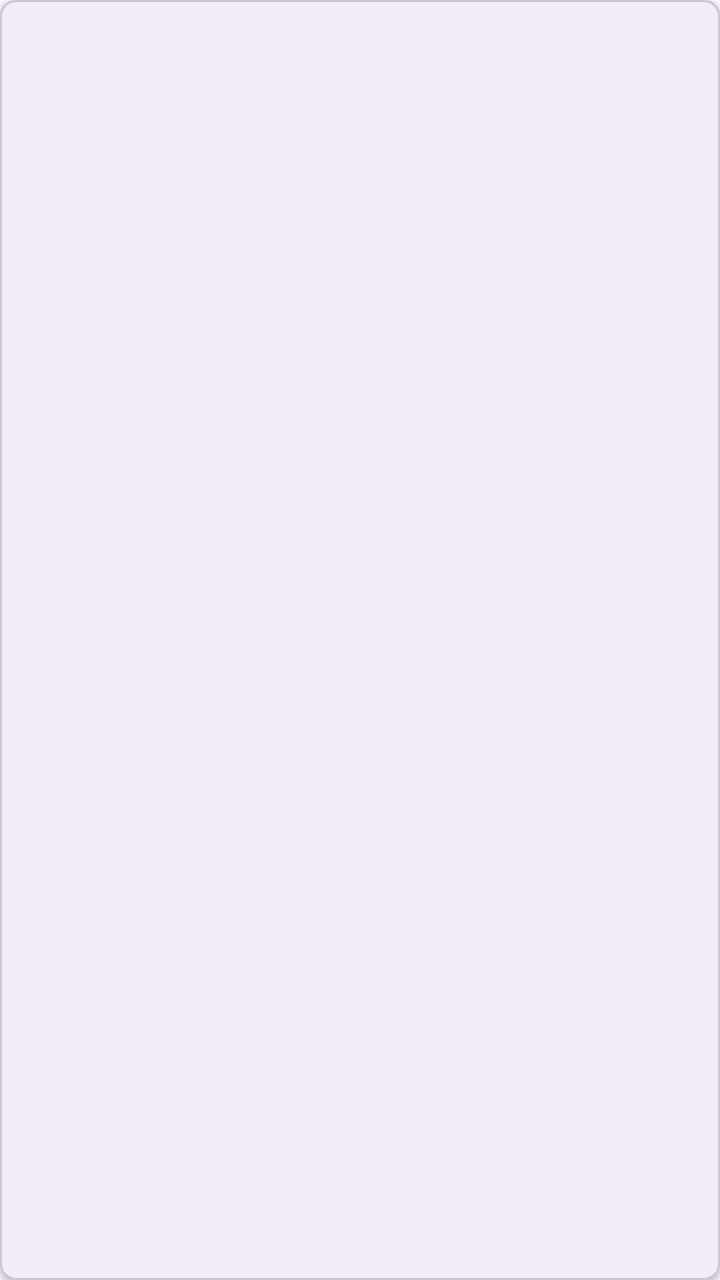
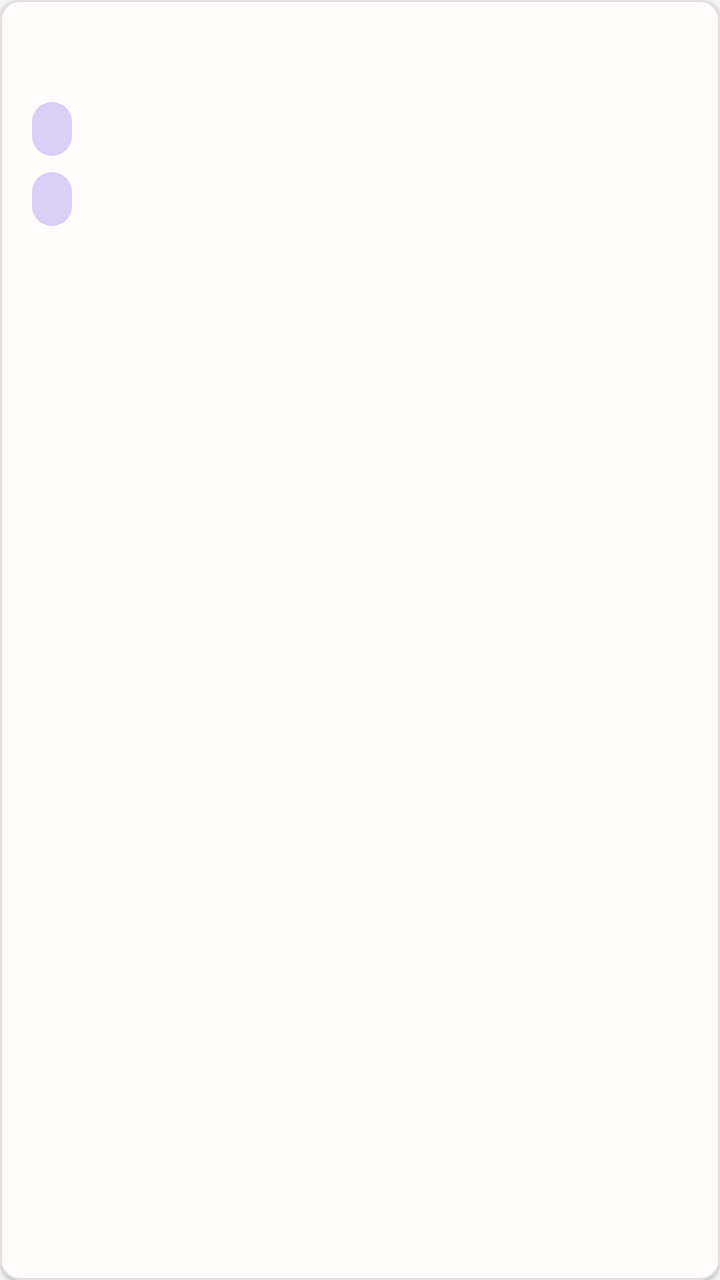

Screens rendered from an Android XML layout before and after an edit, with the pre-edit source and the edit as a unified diff.
<!-- AndroidManifest.xml: application theme Theme.TASKFORGE -->
<!-- res/layout/item_task.xml -->
<?xml version="1.0" encoding="utf-8"?>
<com.google.android.material.card.MaterialCardView xmlns:android="http://schemas.android.com/apk/res/android"
    xmlns:app="http://schemas.android.com/apk/res-auto"
    android:layout_width="match_parent"
    android:layout_height="wrap_content"
    android:layout_margin="8dp"
    app:cardElevation="2dp"
    app:cardCornerRadius="8dp">

    <LinearLayout
        android:layout_width="match_parent"
        android:layout_height="wrap_content"
        android:orientation="vertical"
        android:padding="16dp">

        <TextView
            android:id="@+id/tvTaskTitle"
            android:layout_width="match_parent"
            android:layout_height="wrap_content"
            android:textSize="18sp"
            android:textStyle="bold"
            android:textColor="?attr/colorPrimary" />

        <LinearLayout
            android:layout_width="match_parent"
            android:layout_height="wrap_content"
            android:orientation="horizontal"
            android:layout_marginTop="8dp">

            <TextView
                android:id="@+id/tvTaskCategory"
                android:layout_width="0dp"
                android:layout_weight="1"
                android:layout_height="wrap_content"
                android:textSize="14sp"
                android:textColor="@android:color/darker_gray" />

            <TextView
                android:id="@+id/tvTaskPriority"
                android:layout_width="wrap_content"
                android:layout_height="wrap_content"
                android:textSize="14sp"
                android:textStyle="bold" />
        </LinearLayout>

        <TextView
            android:id="@+id/tvTaskStatus"
            android:layout_width="match_parent"
            android:layout_height="wrap_content"
            android:layout_marginTop="8dp"
            android:textSize="14sp"
            android:textColor="?attr/colorSecondary" />

    </LinearLayout>
</com.google.android.material.card.MaterialCardView>
<!-- resources referenced by this layout -->
<resources>
  <style name="Base.Theme.TASKFORGE" parent="Theme.Material3.DayNight.NoActionBar">
          <item name="android:windowLightStatusBar">true</item>
          
          
      </style>
  <!-- unchanged entries left out for length: 1 -->
</resources>

<!-- the commit's change to res/layout/item_task.xml (unified diff, before → after) -->
@@ -1,11 +1,10 @@
 <?xml version="1.0" encoding="utf-8"?>
 <com.google.android.material.card.MaterialCardView xmlns:android="http://schemas.android.com/apk/res/android"
     xmlns:app="http://schemas.android.com/apk/res-auto"
+    style="@style/Widget.TaskForge.CardView"
     android:layout_width="match_parent"
     android:layout_height="wrap_content"
-    android:layout_margin="8dp"
-    app:cardElevation="2dp"
-    app:cardCornerRadius="8dp">
+    android:layout_margin="8dp">
 
     <LinearLayout
         android:layout_width="match_parent"
@@ -17,9 +16,8 @@
             android:id="@+id/tvTaskTitle"
             android:layout_width="match_parent"
             android:layout_height="wrap_content"
-            android:textSize="18sp"
-            android:textStyle="bold"
-            android:textColor="?attr/colorPrimary" />
+            android:textAppearance="@style/TextAppearance.TaskForge.Headline2"
+            android:textColor="@color/ui_heading_text" />
 
         <LinearLayout
             android:layout_width="match_parent"
@@ -29,27 +27,25 @@
 
             <TextView
                 android:id="@+id/tvTaskCategory"
-                android:layout_width="0dp"
-                android:layout_weight="1"
+                android:layout_width="wrap_content"
                 android:layout_height="wrap_content"
-                android:textSize="14sp"
-                android:textColor="@android:color/darker_gray" />
+                android:layout_marginEnd="8dp"
+                style="@style/Widget.TaskForge.Tag" />
 
             <TextView
                 android:id="@+id/tvTaskPriority"
                 android:layout_width="wrap_content"
                 android:layout_height="wrap_content"
-                android:textSize="14sp"
-                android:textStyle="bold" />
+                android:textAppearance="@style/TextAppearance.TaskForge.Caption"
+                android:textColor="@color/ui_body_text" />
         </LinearLayout>
 
         <TextView
             android:id="@+id/tvTaskStatus"
-            android:layout_width="match_parent"
+            android:layout_width="wrap_content"
             android:layout_height="wrap_content"
             android:layout_marginTop="8dp"
-            android:textSize="14sp"
-            android:textColor="?attr/colorSecondary" />
+            style="@style/Widget.TaskForge.Tag" />
 
     </LinearLayout>
 </com.google.android.material.card.MaterialCardView>
<!-- resource entries referenced after the edit -->
@@ -1,9 +1,123 @@
 <!-- resources referenced by this layout -->
 <resources>
+  <color name="ui_body_text">#4A4A4A</color>
+  <color name="ui_heading_text">#212121</color>
+  <style name="TextAppearance.TaskForge.Caption" parent="TextAppearance.Material3.BodyMedium">
+          <item name="android:textSize">14sp</item>
+          <item name="android:textStyle">normal</item>
+          <item name="android:fontFamily">sans-serif-medium</item>
+          <item name="android:textColor">@color/ui_hint_text</item>
+      </style>
+  <style name="TextAppearance.TaskForge.Headline2" parent="TextAppearance.Material3.TitleLarge">
+          <item name="android:textSize">20sp</item>
+          <item name="android:textStyle">normal</item>
+          <item name="android:fontFamily">sans-serif-medium</item>
+          <item name="android:textColor">@color/ui_heading_text</item>
+      </style>
+  <style name="Widget.TaskForge.CardView" parent="Widget.MaterialComponents.CardView">
+          <item name="strokeColor">@color/ui_card_border</item>
+          <item name="strokeWidth">1dp</item>
+          <item name="cardCornerRadius">10dp</item>
+          <item name="cardElevation">1dp</item>
+          <item name="cardBackgroundColor">@color/white</item>
+      </style>
+  <style name="Widget.TaskForge.Tag" parent="Widget.MaterialComponents.TextView">
+          <item name="android:background">@drawable/bg_tag</item>
+          <item name="android:paddingStart">10dp</item>
+          <item name="android:paddingTop">4dp</item>
+          <item name="android:paddingEnd">10dp</item>
+          <item name="android:paddingBottom">4dp</item>
+          <item name="android:textColor">@color/ui_heading_text</item>
+          <item name="android:textSize">14sp</item>
+          <item name="android:fontFamily">sans-serif-medium</item>
+      </style>
+  <color name="ui_hint_text">#8E8E8E</color>
+  <color name="ui_card_border">#E0E0E0</color>
+  <color name="white">#FFFFFFFF</color>
+  <!-- drawable bg_tag (drawable) -->
+  <?xml version="1.0" encoding="utf-8"?>
+  <shape xmlns:android="http://schemas.android.com/apk/res/android" android:shape="rectangle">
+      <solid android:color="@color/ui_accent_secondary" />
+      <corners android:radius="12dp" />
+  </shape>
   <style name="Base.Theme.TASKFORGE" parent="Theme.Material3.DayNight.NoActionBar">
           <item name="android:windowLightStatusBar">true</item>
-          
-          
+          <item name="colorPrimary">@color/ui_accent_primary</item>
+          <item name="colorOnPrimary">@color/white</item>
+          <item name="colorSecondary">@color/ui_accent_secondary</item>
+          <item name="colorOnSecondary">@color/ui_heading_text</item>
+          <item name="android:colorBackground">@color/ui_background</item>
+          <item name="colorSurface">@color/white</item>
+          <item name="colorOnSurface">@color/ui_body_text</item>
+          <item name="colorOnSurfaceVariant">@color/ui_hint_text</item>
+          <item name="android:windowBackground">@color/ui_background</item>
+          <item name="android:navigationBarColor">@color/white</item>
+          <item name="android:statusBarColor">@color/ui_background</item>
+          <item name="android:fontFamily">sans-serif</item>
+          <item name="textAppearanceHeadlineLarge">@style/TextAppearance.TaskForge.Headline1</item>
+          <item name="textAppearanceTitleLarge">@style/TextAppearance.TaskForge.Headline2</item>
+          <item name="textAppearanceBodyLarge">@style/TextAppearance.TaskForge.Body</item>
+          <item name="textAppearanceBodyMedium">@style/TextAppearance.TaskForge.Caption</item>
+          <item name="materialButtonStyle">@style/Widget.TaskForge.Button.Primary</item>
+          <item name="materialCardViewStyle">@style/Widget.TaskForge.CardView</item>
+          <item name="floatingActionButtonStyle">@style/Widget.TaskForge.FAB</item>
+          <item name="textInputStyle">@style/Widget.TaskForge.TextInputLayout</item>
+          <item name="editTextStyle">@style/Widget.TaskForge.EditText</item>
+          <item name="bottomNavigationStyle">@style/Widget.TaskForge.BottomNavigationView</item>
+          <item name="materialAlertDialogTheme">@style/ThemeOverlay.TaskForge.MaterialAlertDialog</item>
+      </style>
+  <color name="ui_accent_secondary">#DCCFF6</color>
+  <color name="ui_accent_primary">#FFCCB6</color>
+  <color name="ui_background">#F5F5F5</color>
+  <style name="TextAppearance.TaskForge.Headline1" parent="TextAppearance.Material3.HeadlineLarge">
+          <item name="android:textSize">24sp</item>
+          <item name="android:textStyle">bold</item>
+          <item name="android:fontFamily">sans-serif</item>
+          <item name="android:textColor">@color/ui_heading_text</item>
+      </style>
+  <style name="TextAppearance.TaskForge.Body" parent="TextAppearance.Material3.BodyLarge">
+          <item name="android:textSize">16sp</item>
+          <item name="android:textStyle">normal</item>
+          <item name="android:fontFamily">sans-serif</item>
+          <item name="android:textColor">@color/ui_body_text</item>
+      </style>
+  <style name="Widget.TaskForge.Button.Primary" parent="Widget.MaterialComponents.Button">
+          <item name="android:minHeight">48dp</item>
+          <item name="cornerRadius">8dp</item>
+          <item name="backgroundTint">@color/ui_accent_primary</item>
+          <item name="android:textColor">@color/white</item>
+          <item name="android:textStyle">bold</item>
+          <item name="android:fontFamily">sans-serif-medium</item>
+      </style>
+  <style name="Widget.TaskForge.FAB" parent="Widget.MaterialComponents.FloatingActionButton">
+          <item name="backgroundTint">@color/ui_accent_primary</item>
+          <item name="tint">@color/white</item>
+      </style>
+  <style name="Widget.TaskForge.TextInputLayout" parent="Widget.MaterialComponents.TextInputLayout.OutlinedBox">
+          <item name="boxBackgroundColor">@color/white</item>
+          <item name="boxStrokeColor">@color/ui_accent_secondary</item>
+          <item name="boxStrokeWidth">1dp</item>
+          <item name="boxStrokeWidthFocused">2dp</item>
+          <item name="hintTextColor">@color/ui_hint_text</item>
+      </style>
+  <style name="Widget.TaskForge.EditText" parent="Widget.MaterialComponents.TextInputEditText.OutlinedBox">
+          <item name="android:textColor">@color/ui_body_text</item>
+          <item name="android:textColorHint">@color/ui_hint_text</item>
+          <item name="android:textSize">16sp</item>
+          <item name="android:fontFamily">sans-serif</item>
+      </style>
+  <style name="Widget.TaskForge.BottomNavigationView" parent="Widget.MaterialComponents.BottomNavigationView">
+          <item name="itemIconTint">@color/bottom_nav_tint</item>
+          <item name="itemTextColor">@color/bottom_nav_tint</item>
+          <item name="android:background">@color/white</item>
+      </style>
+  <style name="ThemeOverlay.TaskForge.MaterialAlertDialog" parent="ThemeOverlay.MaterialComponents.MaterialAlertDialog">
+          <item name="materialAlertDialogBodyTextStyle">@style/TextAppearance.TaskForge.Body</item>
+          <item name="shapeAppearanceOverlay">@style/ShapeAppearanceOverlay.TaskForge.Dialog</item>
+      </style>
+  <style name="ShapeAppearanceOverlay.TaskForge.Dialog" parent="">
+          <item name="cornerFamily">rounded</item>
+          <item name="cornerSize">20dp</item>
       </style>
   <!-- unchanged entries left out for length: 1 -->
 </resources>
